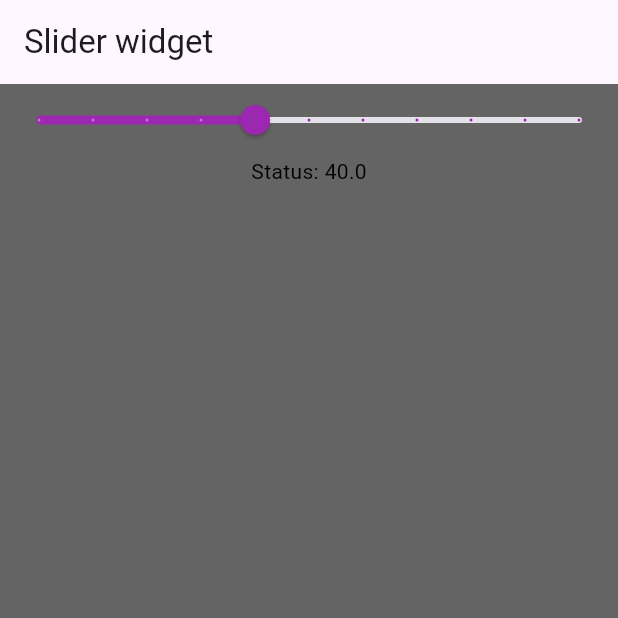
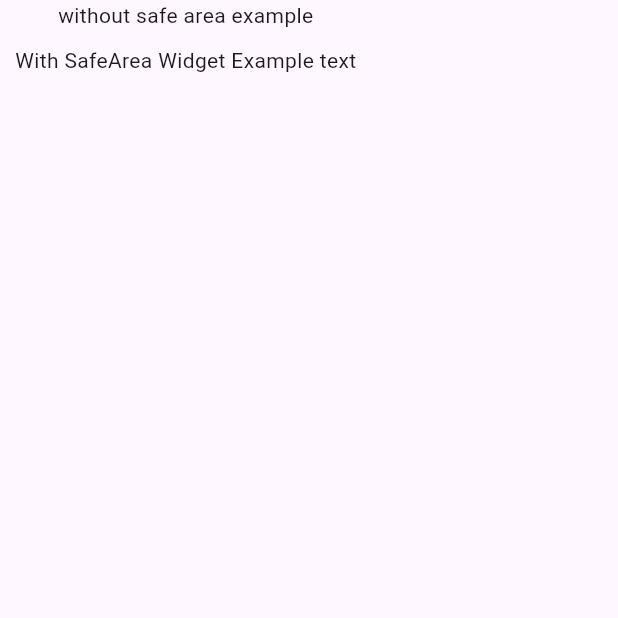
Before and after one commit to vaibhavt-nt/flutter_training, a Flutter app: the screen it shows after launch, on a phone screen of 412 x 824 dp, the top half of it. Run offline on Flutter 3.47's test engine with Material 3 defaults, Android fonts, the phone set to English and light mode, and no system bars; key blocks and very long unbroken strings in the code were emptied for the run.

Commit message:
SafeArea widget learned

```diff
--- a/lib/main.dart
+++ b/lib/main.dart
@@ -9,6 +9,7 @@ import 'package:flutter_training/widgets/list_view_builder.dart';
 import 'package:flutter_training/widgets/mouse_region.dart';
 import 'package:flutter_training/widgets/page_view.dart';
 import 'package:flutter_training/widgets/refresh_indicator.dart';
+import 'package:flutter_training/widgets/safe_area.dart';
 import 'package:flutter_training/widgets/scroll_bar.dart';
 import 'package:flutter_training/widgets/silver_appbar.dart';
 import 'package:flutter_training/widgets/slider.dart';
@@ -24,7 +25,7 @@ class homepage extends StatelessWidget {
   Widget build(BuildContext context) {
     return MaterialApp(
       title: "my home page",
-      home: slider_widget(),
+      home: Safe_area_Widget(),
     );
   }
 }
--- /dev/null
+++ b/lib/widgets/safe_area.dart
@@ -0,0 +1,25 @@
+import 'package:flutter/cupertino.dart';
+import 'package:flutter/material.dart';
+
+class Safe_area_Widget extends StatelessWidget {
+  const Safe_area_Widget({super.key});
+
+  @override
+  Widget build(BuildContext context) {
+    return Scaffold(
+      body: Column(
+        children: [
+          Text("without safe area example"),
+          SafeArea(
+              bottom: true,
+              top: true,
+              right: true,
+              left: true,
+              maintainBottomViewPadding: true,
+              minimum: EdgeInsets.all(10),
+              child: Text("With SafeArea Widget Example text"))
+        ],
+      ),
+    );
+  }
+}
```
